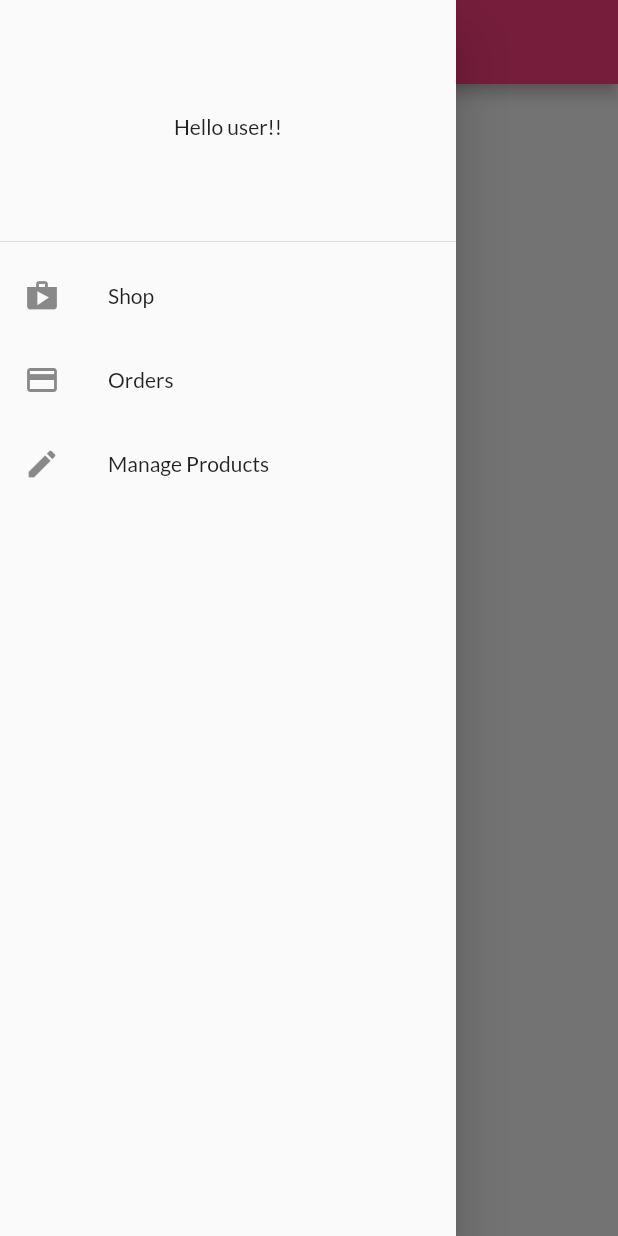
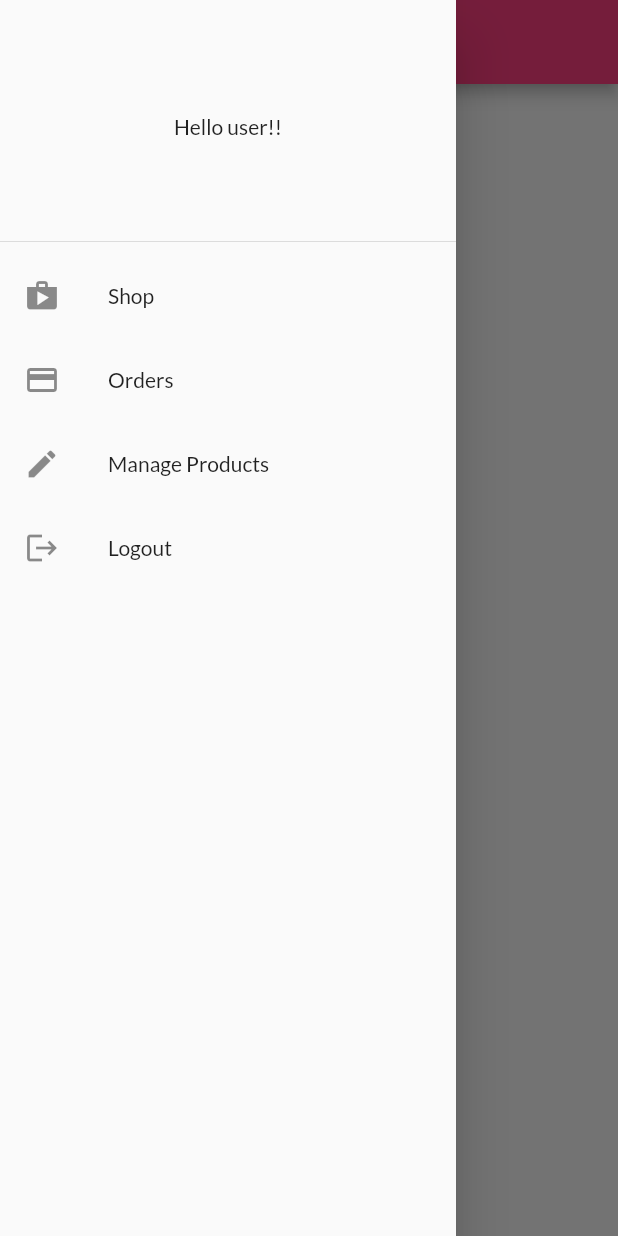
Before and after one commit to Ay-shi/shop_app, a Flutter app: the OrdersScreen screen opened by its route, with the side drawer open, on a phone screen of 412 x 824 dp. Run offline on Flutter 3.47's test engine with Material 2 defaults, Android fonts, the phone set to English and light mode, and no system bars; network calls fail.

Commit message:
adding logout

```diff
--- a/lib/screens/drawer.dart
+++ b/lib/screens/drawer.dart
@@ -1,6 +1,8 @@
 import 'package:flutter/material.dart';
 import 'package:shop_app/screens/manage_user_products.dart';
 import 'package:shop_app/screens/orders_screen.dart';
+import '../providers/auth.dart';
+import 'package:provider/provider.dart';
 
 class DrawerScreen extends StatelessWidget {
   //const Drawer({ Key? key }) : super(key: key);
@@ -33,6 +35,11 @@ class DrawerScreen extends StatelessWidget {
               Navigator.of(context)
                   .pushReplacementNamed(UserProdutsScreen.routename);
             },
+          ),
+          ListTile(
+            leading: Icon(Icons.logout),
+            title: Text("Logout"),
+            onTap: Provider.of<Auth>(context).logOut,
           )
         ],
       ),
```
Also changed, not shown: lib/providers/auth.dart (+7 -0 lines).
